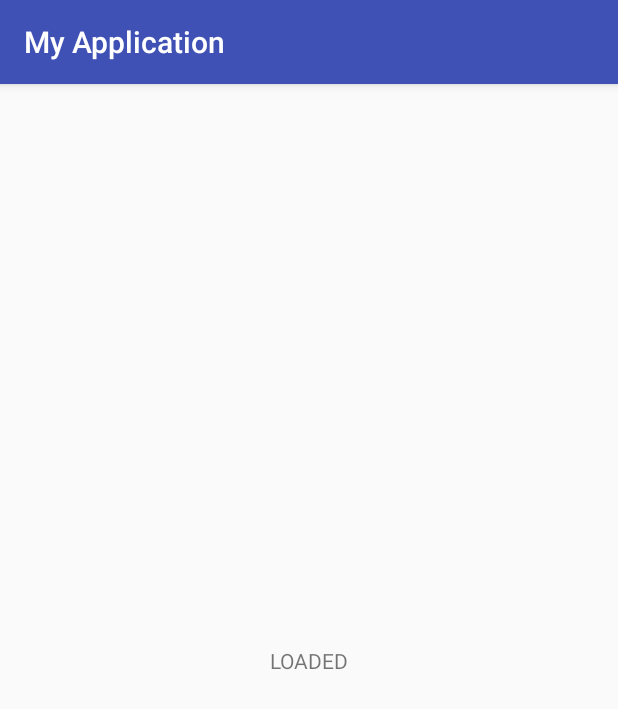
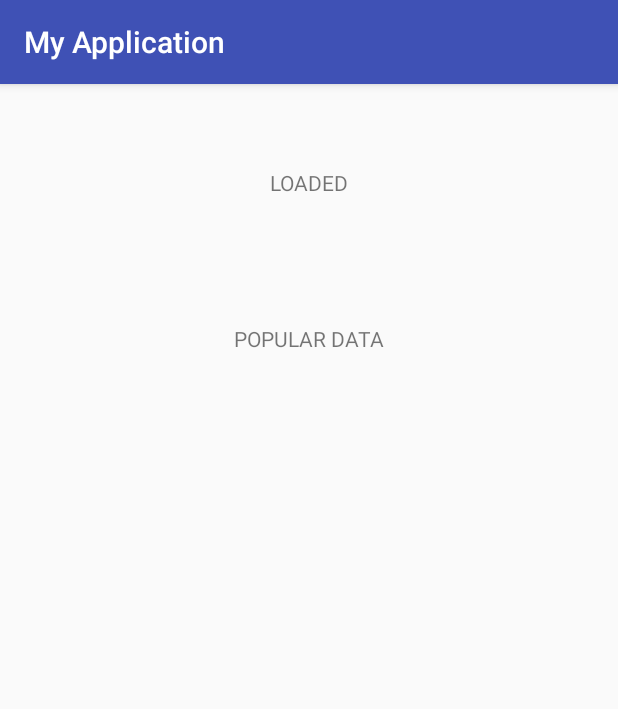
Before and after one commit to codeteo/DaggerTwoElevenSimple, an Android app: the screen it shows after launch (MainActivity), on a phone screen of 412 x 824 dp. Shown: the top 709 px of the screen. Run offline under Robolectric (Android 15) with nearby library versions, the phone set to English and light mode, and no system bars; our stand-ins replace Dagger/Hilt's generated code, Timber; 1 statement that could not run was skipped.

Commit message:
Adds PopularFragment

```diff
--- a/app/src/main/java/teo/example/com/myapplication/di/ActivityBindingModule.java
+++ b/app/src/main/java/teo/example/com/myapplication/di/ActivityBindingModule.java
@@ -4,6 +4,7 @@ import dagger.Module;
 import dagger.android.ContributesAndroidInjector;
 import teo.example.com.myapplication.features.MainActivity;
 import teo.example.com.myapplication.features.di.MainActivityModule;
+import teo.example.com.myapplication.features.fragments.popular.di.PopularModule;
 
 /**
  * We want Dagger.Android to create a Subcomponent which has a parent Component of whichever module
@@ -13,9 +14,9 @@ import teo.example.com.myapplication.features.di.MainActivityModule;
  */
 
 @Module
-public abstract class ActivityBindingModule {
+abstract class ActivityBindingModule {
 
     @ActivityScope
-    @ContributesAndroidInjector(modules = MainActivityModule.class)
+    @ContributesAndroidInjector(modules = {MainActivityModule.class, PopularModule.class})
     abstract MainActivity bindMainActivity();
 }
--- a/app/src/main/java/teo/example/com/myapplication/features/MainActivity.java
+++ b/app/src/main/java/teo/example/com/myapplication/features/MainActivity.java
@@ -7,6 +7,7 @@ import javax.inject.Inject;
 
 import dagger.android.support.DaggerAppCompatActivity;
 import teo.example.com.myapplication.R;
+import teo.example.com.myapplication.features.fragments.popular.PopularFragment;
 
 public class MainActivity extends DaggerAppCompatActivity implements MainMVP.View {
 
@@ -22,6 +23,10 @@ public class MainActivity extends DaggerAppCompatActivity implements MainMVP.Vie
 
         tvTitle = findViewById(R.id.tv_main_title);
 
+        getSupportFragmentManager().beginTransaction()
+                .add(R.id.fl_main_container, PopularFragment.newInstance())
+                .commit();
+
         presenter.onLoadData();
     }
 
--- /dev/null
+++ b/app/src/main/java/teo/example/com/myapplication/features/fragments/popular/PopularFragment.java
@@ -0,0 +1,51 @@
+package teo.example.com.myapplication.features.fragments.popular;
+
+import android.os.Bundle;
+import android.support.annotation.Nullable;
+import android.view.LayoutInflater;
+import android.view.View;
+import android.view.ViewGroup;
+import android.widget.TextView;
+
+import javax.inject.Inject;
+
+import dagger.android.support.DaggerFragment;
+import teo.example.com.myapplication.R;
+
+/**
+ * Screen with popular movies.
+ */
+
+public class PopularFragment extends DaggerFragment implements PopularMVP.View {
+
+    private TextView tvTitle;
+
+    @Inject
+    PopularMVP.Presenter presenter;
+
+    public static PopularFragment newInstance() {
+
+        Bundle args = new Bundle();
+
+        PopularFragment fragment = new PopularFragment();
+        fragment.setArguments(args);
+        return fragment;
+    }
+
+    @Nullable
+    @Override
+    public View onCreateView(LayoutInflater inflater, @Nullable ViewGroup container, @Nullable Bundle savedInstanceState) {
+        View view = inflater.inflate(R.layout.fragment_popular, container, false);
+
+        tvTitle = view.findViewById(R.id.tv_popular_title);
+
+        presenter.onLoadData();
+
+        return view;
+    }
+
+    @Override
+    public void showMessage(String message) {
+        tvTitle.setText(message);
+    }
+}
--- /dev/null
+++ b/app/src/main/java/teo/example/com/myapplication/features/fragments/popular/PopularMVP.java
@@ -0,0 +1,21 @@
+package teo.example.com.myapplication.features.fragments.popular;
+
+/**
+ * Contract class for {@link PopularFragment}
+ */
+
+public interface PopularMVP {
+
+    interface View {
+
+        void showMessage(String message);
+
+    }
+
+    interface Presenter {
+
+        void onLoadData();
+
+    }
+
+}
--- /dev/null
+++ b/app/src/main/java/teo/example/com/myapplication/features/fragments/popular/PopularPresenter.java
@@ -0,0 +1,27 @@
+package teo.example.com.myapplication.features.fragments.popular;
+
+import javax.inject.Inject;
+
+import timber.log.Timber;
+
+/**
+ * Presenter for {@link PopularFragment}
+ */
+
+public class PopularPresenter implements PopularMVP.Presenter {
+
+    private PopularMVP.View view;
+
+    @Inject
+    PopularPresenter(PopularMVP.View view) {
+        this.view = view;
+    }
+
+    @Override
+    public void onLoadData() {
+        Timber.i("LOADS DATA");
+        if (view != null) {
+            view.showMessage("POPULAR DATA");
+        }
+    }
+}
--- /dev/null
+++ b/app/src/main/java/teo/example/com/myapplication/features/fragments/popular/di/PopularModule.java
@@ -0,0 +1,30 @@
+package teo.example.com.myapplication.features.fragments.popular.di;
+
+import dagger.Binds;
+import dagger.Module;
+import dagger.android.ContributesAndroidInjector;
+import teo.example.com.myapplication.di.FragmentScope;
+import teo.example.com.myapplication.features.fragments.popular.PopularFragment;
+import teo.example.com.myapplication.features.fragments.popular.PopularMVP;
+import teo.example.com.myapplication.features.fragments.popular.PopularPresenter;
+
+/**
+ * Dagger Module for {@link PopularFragment}.
+ */
+
+@Module
+public abstract class PopularModule {
+
+    @FragmentScope
+    @ContributesAndroidInjector
+    abstract PopularFragment bindsPopularFragment();
+
+    @FragmentScope
+    @Binds
+    abstract PopularMVP.Presenter providesPopularPresenter(PopularPresenter presenter);
+
+    @FragmentScope
+    @Binds
+    abstract PopularMVP.View providesPopularFragment(PopularFragment fragment);
+
+}
--- a/app/src/main/res/layout/activity_main.xml
+++ b/app/src/main/res/layout/activity_main.xml
@@ -4,10 +4,16 @@
     android:layout_width="match_parent" android:layout_height="match_parent"
     tools:context="teo.example.com.myapplication.features.MainActivity">
 
-    <TextView
-        android:id="@+id/tv_main_title"
-        android:layout_width="wrap_content" android:layout_height="wrap_content" android:text="Hello World!"
-        app:layout_constraintBottom_toBottomOf="parent" app:layout_constraintLeft_toLeftOf="parent"
-        app:layout_constraintRight_toRightOf="parent" app:layout_constraintTop_toTopOf="parent" />
+    <TextView android:id="@+id/tv_main_title" android:layout_width="wrap_content" android:layout_height="wrap_content"
+        android:layout_marginTop="56dp" android:text="Hello World!"
+        app:layout_constraintLeft_toLeftOf="parent" app:layout_constraintRight_toRightOf="parent"
+        app:layout_constraintTop_toTopOf="parent" />
+
+    <FrameLayout
+        android:id="@+id/fl_main_container"
+        android:layout_width="0dp" android:layout_height="0dp" android:layout_marginBottom="8dp"
+        android:layout_marginEnd="8dp" android:layout_marginStart="8dp" android:layout_marginTop="96dp"
+        app:layout_constraintBottom_toBottomOf="parent" app:layout_constraintEnd_toEndOf="parent"
+        app:layout_constraintStart_toStartOf="parent" app:layout_constraintTop_toTopOf="parent" />
 
 </android.support.constraint.ConstraintLayout>
--- /dev/null
+++ b/app/src/main/res/layout/fragment_popular.xml
@@ -0,0 +1,12 @@
+<?xml version="1.0" encoding="utf-8"?>
+<android.support.constraint.ConstraintLayout xmlns:android="http://schemas.android.com/apk/res/android"
+    xmlns:app="http://schemas.android.com/apk/res-auto" xmlns:tools="http://schemas.android.com/tools" android:layout_width="match_parent" android:layout_height="match_parent">
+
+    <TextView
+        android:id="@+id/tv_popular_title"
+        android:layout_width="wrap_content" android:layout_height="wrap_content"
+        android:layout_marginEnd="8dp" android:layout_marginStart="8dp" android:layout_marginTop="64dp"
+        android:text="TextView" app:layout_constraintEnd_toEndOf="parent" app:layout_constraintStart_toStartOf="parent"
+        app:layout_constraintTop_toTopOf="parent" />
+
+</android.support.constraint.ConstraintLayout>
```
